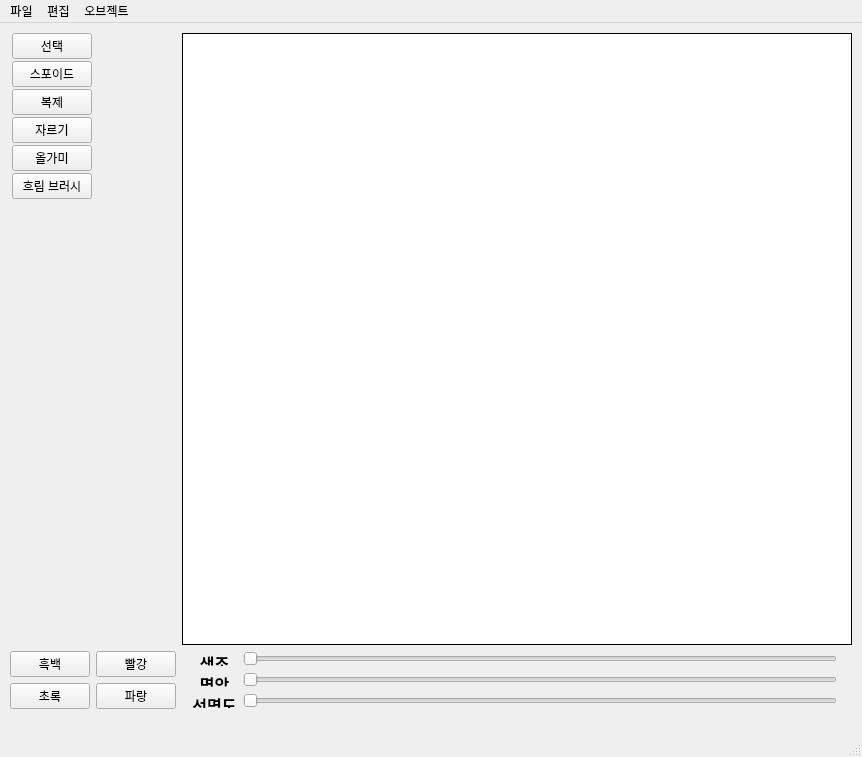
This is photoshop.ui in JIGeons/python_Photoshop as Qt 5 draws it before an edit. The edited form follows.
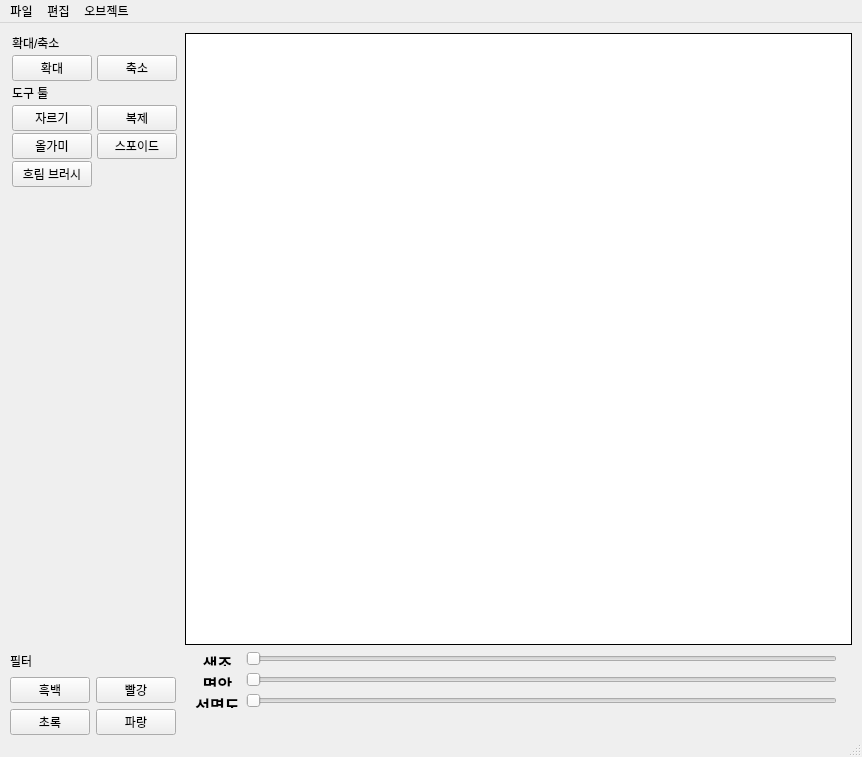
This is the edited form.

Commit message: UI변경

Diff of the .ui file:
```diff
--- a/photoshop.ui
+++ b/photoshop.ui
@@ -67,8 +67,8 @@
         <widget class="QLabel" name="label_image">
          <property name="geometry">
           <rect>
-           <x>10</x>
-           <y>10</y>
+           <x>30</x>
+           <y>30</y>
            <width>501</width>
            <height>471</height>
           </rect>
@@ -96,34 +96,59 @@
       </item>
       <item row="1" column="0">
        <layout class="QGridLayout" name="gridLayout_3">
-        <item row="0" column="0">
-         <widget class="QPushButton" name="B_black">
-          <property name="text">
-           <string>흑백</string>
-          </property>
-         </widget>
-        </item>
-        <item row="0" column="1">
+        <item row="2" column="1">
          <widget class="QPushButton" name="B_red">
           <property name="text">
            <string>빨강</string>
           </property>
          </widget>
         </item>
-        <item row="1" column="0">
-         <widget class="QPushButton" name="B_green">
-          <property name="text">
-           <string>초록</string>
-          </property>
-         </widget>
-        </item>
-        <item row="1" column="1">
+        <item row="3" column="1">
          <widget class="QPushButton" name="B_blue">
           <property name="text">
            <string>파랑</string>
           </property>
          </widget>
         </item>
+        <item row="2" column="0">
+         <widget class="QPushButton" name="B_black">
+          <property name="text">
+           <string>흑백</string>
+          </property>
+         </widget>
+        </item>
+        <item row="3" column="0">
+         <widget class="QPushButton" name="B_green">
+          <property name="text">
+           <string>초록</string>
+          </property>
+         </widget>
+        </item>
+        <item row="1" column="0">
+         <widget class="QLabel" name="label_5">
+          <property name="sizePolicy">
+           <sizepolicy hsizetype="Preferred" vsizetype="Preferred">
+            <horstretch>0</horstretch>
+            <verstretch>0</verstretch>
+           </sizepolicy>
+          </property>
+          <property name="minimumSize">
+           <size>
+            <width>0</width>
+            <height>20</height>
+           </size>
+          </property>
+          <property name="maximumSize">
+           <size>
+            <width>16777215</width>
+            <height>20</height>
+           </size>
+          </property>
+          <property name="text">
+           <string>필터</string>
+          </property>
+         </widget>
+        </item>
        </layout>
       </item>
       <item row="1" column="1">
@@ -199,23 +224,66 @@
          <number>0</number>
         </property>
         <item row="0" column="0">
+         <widget class="QLabel" name="label_4">
+          <property name="sizePolicy">
+           <sizepolicy hsizetype="Preferred" vsizetype="Preferred">
+            <horstretch>1</horstretch>
+            <verstretch>0</verstretch>
+           </sizepolicy>
+          </property>
+          <property name="minimumSize">
+           <size>
+            <width>0</width>
+            <height>20</height>
+           </size>
+          </property>
+          <property name="maximumSize">
+           <size>
+            <width>16777215</width>
+            <height>20</height>
+           </size>
+          </property>
+          <property name="text">
+           <string>확대/축소</string>
+          </property>
+         </widget>
+        </item>
+        <item row="1" column="0">
          <widget class="QPushButton" name="B_choose">
           <property name="text">
-           <string>선택</string>
+           <string>확대</string>
           </property>
          </widget>
         </item>
-        <item row="1" column="0">
-         <widget class="QPushButton" name="B_spoid">
+        <item row="1" column="1">
+         <widget class="QPushButton" name="B_choose_2">
           <property name="text">
-           <string>스포이드</string>
+           <string>축소</string>
           </property>
          </widget>
         </item>
         <item row="2" column="0">
-         <widget class="QPushButton" name="B_copy">
+         <widget class="QLabel" name="label_6">
+          <property name="sizePolicy">
+           <sizepolicy hsizetype="Preferred" vsizetype="Preferred">
+            <horstretch>0</horstretch>
+            <verstretch>0</verstretch>
+           </sizepolicy>
+          </property>
+          <property name="minimumSize">
+           <size>
+            <width>0</width>
+            <height>20</height>
+           </size>
+          </property>
+          <property name="maximumSize">
+           <size>
+            <width>16777215</width>
+            <height>20</height>
+           </size>
+          </property>
           <property name="text">
-           <string>복제</string>
+           <string>도구 툴</string>
           </property>
          </widget>
         </item>
@@ -226,6 +294,13 @@
           </property>
          </widget>
         </item>
+        <item row="3" column="1">
+         <widget class="QPushButton" name="B_copy">
+          <property name="text">
+           <string>복제</string>
+          </property>
+         </widget>
+        </item>
         <item row="4" column="0">
          <widget class="QPushButton" name="B_areaChoose">
           <property name="text">
@@ -233,6 +308,13 @@
           </property>
          </widget>
         </item>
+        <item row="4" column="1">
+         <widget class="QPushButton" name="B_spoid">
+          <property name="text">
+           <string>스포이드</string>
+          </property>
+         </widget>
+        </item>
         <item row="5" column="0">
          <widget class="QPushButton" name="B_hbrush">
           <property name="text">
```
Left out of the diff: 3 changed lines with no effect on the pictures. The commit also changes 2 other files.
